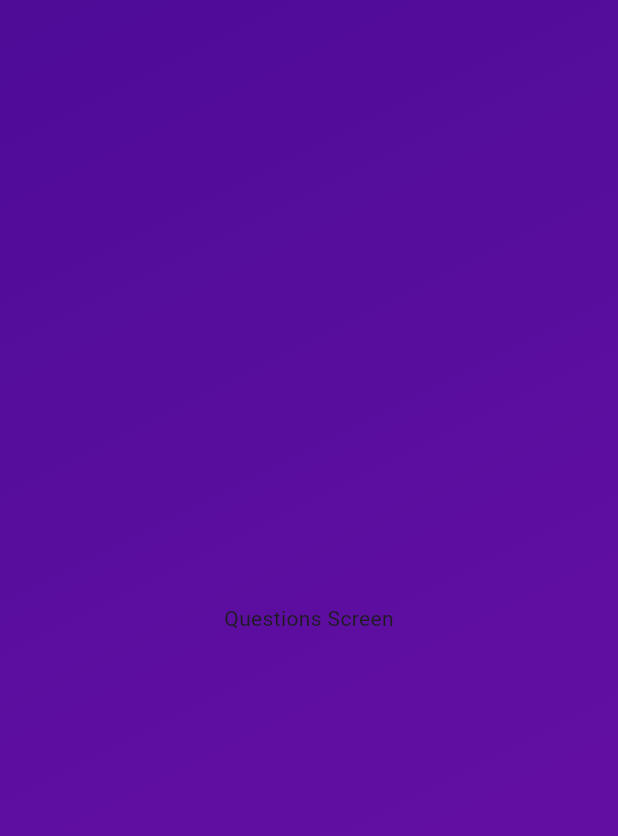
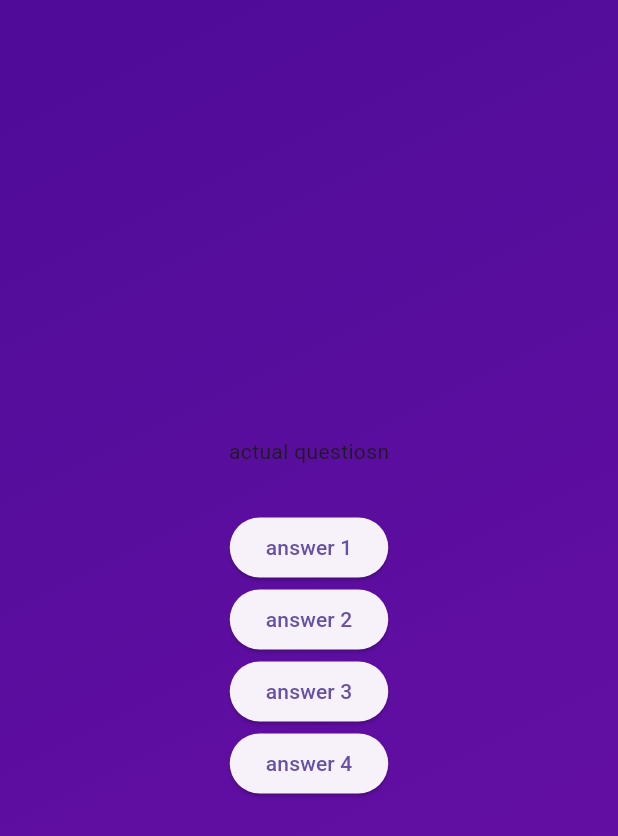
Before and after one commit to kika1s1/Dart, a Flutter app: the screen it shows after launch, after a tap on "Start Quiz", on a phone screen of 412 x 824 dp. Shown: the top 836 px of the screen. Run offline on Flutter 3.47's test engine with Material 3 defaults, Android fonts, the phone set to English and light mode, and no system bars.

Commit message:
dummy questions is added

```diff
--- /dev/null
+++ b/quiz/lib/models/quiz_question.dart
@@ -0,0 +1,6 @@
+class QuizQuestion {
+  const QuizQuestion(this.text, this.answers);
+  final String text;
+  final List<String> answers;
+
+}
--- a/quiz/lib/questions_screen.dart
+++ b/quiz/lib/questions_screen.dart
@@ -1,15 +1,44 @@
+import 'package:flutter/material.dart';
 import 'package:flutter/widgets.dart';
 
-class QuestionsScreen extends StatefulWidget{
+class QuestionsScreen extends StatefulWidget {
   const QuestionsScreen({super.key});
   @override
   State<QuestionsScreen> createState() {
     return _QuestionsScreenState();
   }
 }
-class _QuestionsScreenState extends State<QuestionsScreen>{
+
+class _QuestionsScreenState extends State<QuestionsScreen> {
   @override
   Widget build(BuildContext context) {
-    return const Center(child:  Text("Questions Screen"));
+    return SizedBox(
+      width: double.infinity,
+      child: Column(
+        mainAxisAlignment: MainAxisAlignment.center,
+        children: [
+          const Text("actual questiosn"),
+          const SizedBox(
+            height: 30,
+          ),
+          ElevatedButton(
+            onPressed: () {},
+            child: const Text("answer 1"),
+          ),
+          ElevatedButton(
+            onPressed: () {},
+            child: const Text("answer 2"),
+          ),
+          ElevatedButton(
+            onPressed: () {},
+            child: const Text("answer 3"),
+          ),
+          ElevatedButton(
+            onPressed: () {},
+            child: const Text("answer 4"),
+          ),
+        ],
+      ),
+    );
   }
 }
```
Also changed, not shown: quiz/lib/data/questions.dart (added, +55 -0 lines).
